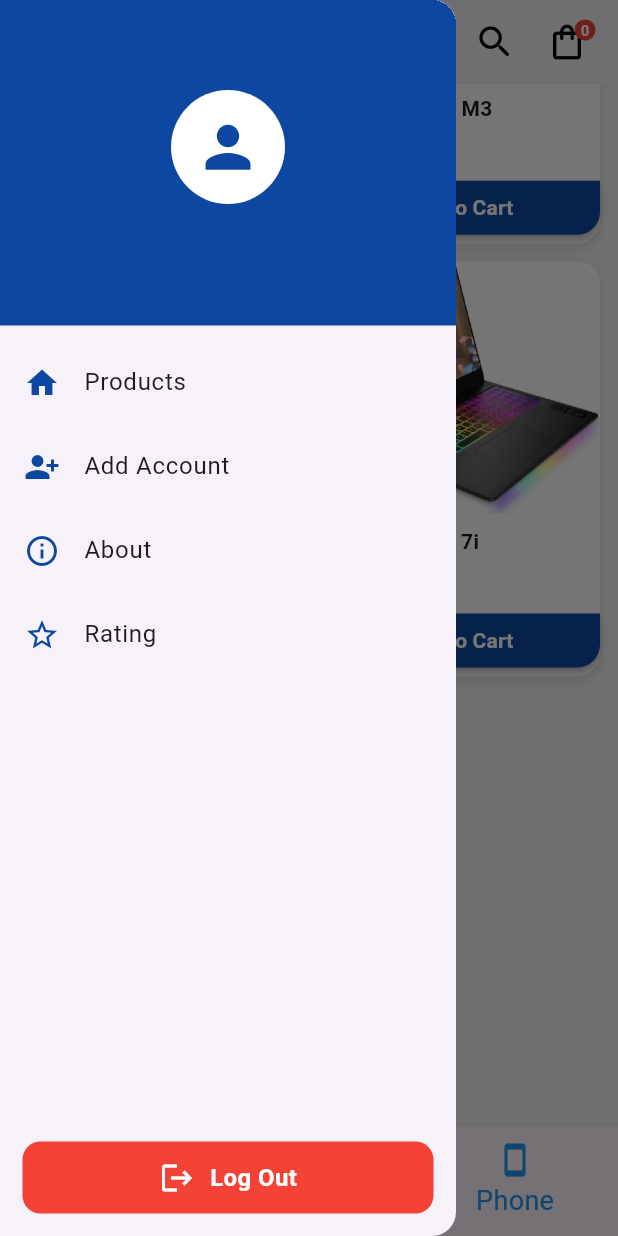
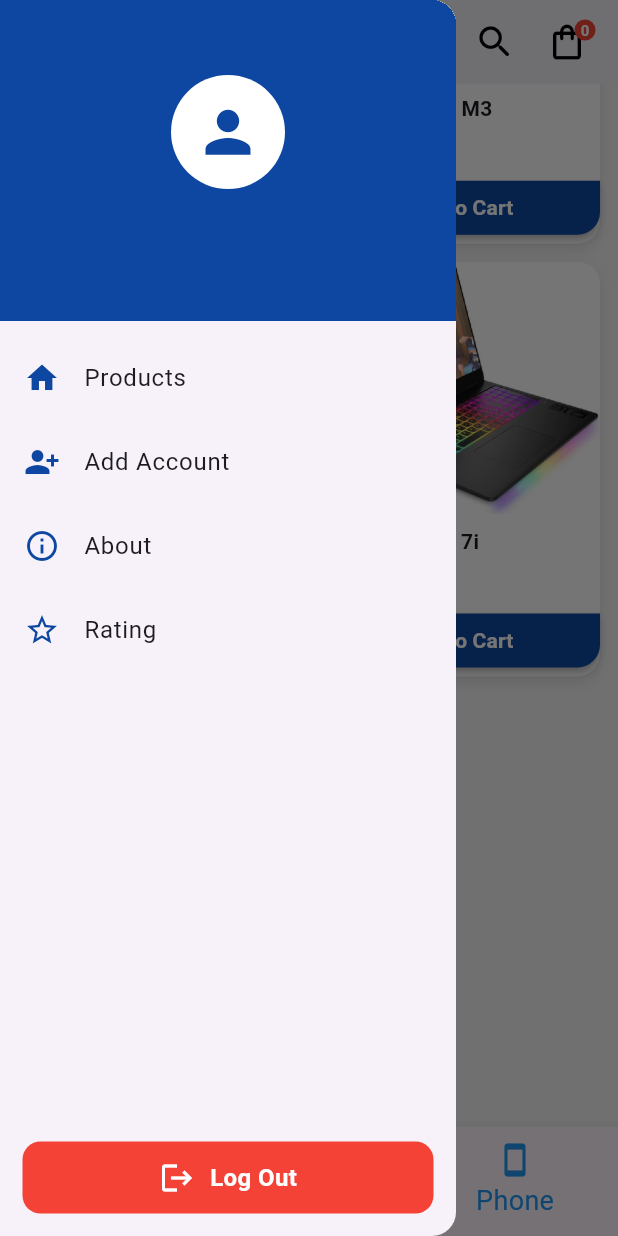
Before and after one commit to IbrahimJamal1/Flutter-Shopping-App, a Flutter app: the Home screen opened by its route, scrolled down 182 dp, after a tap on the "menu" icon, on a phone screen of 412 x 824 dp. Run offline on Flutter 3.47's test engine with Material 3 defaults, Android fonts, the light colour scheme and no system bars; our stand-ins replace cloud_firestore, firebase_auth, firebase_core, google_sign_in; accounts and stored records are empty.

Commit message:
update cart and provider

```diff
--- a/lib/home.dart
+++ b/lib/home.dart
@@ -1,3 +1,4 @@
+import 'package:ecommerce/laptop.dart';
 import 'package:ecommerce/tv.dart';
 import 'package:firebase_auth/firebase_auth.dart';
 import 'package:flutter/material.dart';
@@ -14,22 +15,23 @@ class Home extends StatefulWidget {
   State<Home> createState() => _HomeState();
 }
 
-List<Widget> bottomnavig = [
-
-  LaptopScreen(),
-  Tv(),
-  Phone(),
-
-];
-
+List<Widget> bottomnavig = [LaptopScreen(), Tv(), Phone()];
 
 class _HomeState extends State<Home> {
+
+  List cartItems = [];
+
+  void addToCart(Map product) {
+    cartItems.add(product);
+  }
+
   int rating = 0;
   int selectindec = 0;
   @override
+  Widget build(BuildContext context) {
 
-  Widget build(BuildContext context) {
     final user = context.watch<UserProvider>();
+
     return Scaffold(
       bottomNavigationBar: BottomNavigationBar(
         currentIndex: selectindec,
@@ -71,11 +73,7 @@ class _HomeState extends State<Home> {
         ),
         leading: Builder(
           builder: (context) => IconButton(
-            icon: const Icon(
-              Icons.menu_rounded,
-              color: Colors.black,
-              size: 30,
-            ),
+            icon: const Icon(Icons.menu_rounded, color: Colors.black, size: 30),
             onPressed: () {
               Scaffold.of(context).openDrawer();
             },
@@ -84,10 +82,7 @@ class _HomeState extends State<Home> {
         actions: [
           IconButton(
             onPressed: () {
-              showSearch(
-                context: context,
-                delegate: Search(),
-              );
+              showSearch(context: context, delegate: Search());
             },
             icon: const Icon(
               Icons.search_rounded,
@@ -139,15 +134,13 @@ class _HomeState extends State<Home> {
       drawer: Drawer(
         child: Column(
           children: [
-
             /// HEADER
             Container(
               width: double.infinity,
-              padding: const EdgeInsets.only(top: 60, bottom: 20),
+              padding: const EdgeInsets.only(top: 50, bottom: 20),
               color: const Color(0xFF0D47A1),
               child: Column(
                 children: [
-
                   const CircleAvatar(
                     radius: 38,
                     backgroundColor: Colors.white,
@@ -164,7 +157,7 @@ class _HomeState extends State<Home> {
                     user.name,
                     style: const TextStyle(
                       color: Colors.white,
-                      fontSize: 19,
+                      fontSize: 20,
                       fontWeight: FontWeight.bold,
                     ),
                   ),
@@ -173,10 +166,7 @@ class _HomeState extends State<Home> {
 
                   Text(
                     user.email,
-                    style: const TextStyle(
-                      color: Colors.white70,
-                      fontSize: 13,
-                    ),
+                    style: const TextStyle(color: Colors.white70, fontSize: 17),
                   ),
                 ],
               ),
@@ -195,7 +185,10 @@ class _HomeState extends State<Home> {
 
             /// ADD ACCOUNT
             ListTile(
-              leading: const Icon(Icons.person_add_alt_1, color: Color(0xFF0D47A1)),
+              leading: const Icon(
+                Icons.person_add_alt_1,
+                color: Color(0xFF0D47A1),
+              ),
               title: const Text("Add Account"),
               onTap: () {
                 Navigator.of(context).pushNamed("main");
@@ -234,7 +227,9 @@ class _HomeState extends State<Home> {
                 showModalBottomSheet(
                   context: context,
                   shape: const RoundedRectangleBorder(
-                    borderRadius: BorderRadius.vertical(top: Radius.circular(20)),
+                    borderRadius: BorderRadius.vertical(
+                      top: Radius.circular(20),
+                    ),
                   ),
                   builder: (context) {
                     return StatefulBuilder(
@@ -274,12 +269,11 @@ class _HomeState extends State<Home> {
             Padding(
               padding: const EdgeInsets.all(15),
               child: InkWell(
-
                 onTap: () async {
                   context.read<UserProvider>().logout();
                   await FirebaseAuth.instance.signOut();
 
-                  GoogleSignIn googleSignIn = GoogleSignIn.instance  ;
+                  GoogleSignIn googleSignIn = GoogleSignIn.instance;
                   googleSignIn.disconnect();
 
                   Navigator.pushReplacementNamed(context, "log");
@@ -309,133 +303,12 @@ class _HomeState extends State<Home> {
                 ),
               ),
             ),
-
           ],
         ),
       ),
 
       body: bottomnavig.elementAt(selectindec),
-    );
-  }
-}
 
-class LaptopScreen extends StatelessWidget {
-  const LaptopScreen({super.key});
-
-  @override
-  Widget build(BuildContext context) {
-    return GridView.builder(
-      padding: const EdgeInsets.all(12),
-      itemCount: laptopDev.length,
-      gridDelegate: const SliverGridDelegateWithFixedCrossAxisCount(
-        crossAxisCount: 2,
-        crossAxisSpacing: 12,
-        mainAxisSpacing: 12,
-        childAspectRatio: 0.68,
-      ),
-      itemBuilder: (context, index) {
-        return Container(
-          decoration: BoxDecoration(
-            color: Colors.white,
-            borderRadius: BorderRadius.circular(15),
-            boxShadow: [
-              BoxShadow(
-                color: Colors.black.withOpacity(0.1),
-                blurRadius: 8,
-                offset: const Offset(0, 4),
-              ),
-            ],
-          ),
-          child: Column(
-            crossAxisAlignment: CrossAxisAlignment.start,
-            children: [
-
-              /// IMAGE
-              Expanded(
-                child: ClipRRect(
-                  borderRadius: const BorderRadius.only(
-                    topLeft: Radius.circular(15),
-                    topRight: Radius.circular(15),
-                  ),
-                  child: Image.asset(
-                    laptopDev[index]["imag"],
-                    width: double.infinity,
-                    fit: BoxFit.cover,
-                  ),
-                ),
-              ),
-
-              const SizedBox(height: 8),
-
-              /// NAME
-              Padding(
-                padding: const EdgeInsets.symmetric(horizontal: 8),
-                child: Text(
-                  laptopDev[index]["name"],
-                  maxLines: 1,
-                  overflow: TextOverflow.ellipsis,
-                  style: const TextStyle(
-                    fontWeight: FontWeight.bold,
-                    fontSize: 14,
-                  ),
-                ),
-              ),
-
-              const SizedBox(height: 4),
-
-              /// PRICE
-              Padding(
-                padding: const EdgeInsets.symmetric(horizontal: 8),
-                child: Text(
-                  "${laptopDev[index]["price"]} \$",
-                  style: const TextStyle(
-                    color: Colors.green,
-                    fontWeight: FontWeight.bold,
-                  ),
-                ),
-              ),
-
-              const SizedBox(height: 8),
-
-              /// BUTTON
-              SizedBox(
-                width: double.infinity,
-                child: MaterialButton(
-                  onPressed: () {
-                    context.read<CartProvider>().addcart(
-                      laptopDev[index]["price"],
-                      laptopDev[index]["name"],
-                      laptopDev[index]["imag"],
-                    );
-
-                    ScaffoldMessenger.of(context).showSnackBar(
-                      const SnackBar(
-                        content: Text("Added to cart ✅"),
-                        duration: Duration(seconds: 1),
-                      ),
-                    );
-                  },
-                  color: const Color(0xFF0D47A1),
-                  shape: const RoundedRectangleBorder(
-                    borderRadius: BorderRadius.only(
-                      bottomLeft: Radius.circular(15),
-                      bottomRight: Radius.circular(15),
-                    ),
-                  ),
-                  child: const Text(
-                    "Add to Cart",
-                    style: TextStyle(
-                      fontSize: 14,
-                      color: Colors.white,
-                      fontWeight: FontWeight.bold,
-                    ),
-                  ),
-                ),
-              ),
-            ],
-          ),
-        );
-      },
     );
   }
 }
@@ -474,13 +347,17 @@ class Search extends SearchDelegate {
       return item["name"].toLowerCase().contains(query.toLowerCase());
     }).toList();
 
-    filtered.addAll(phoneDev.where((item) {
-      return item["name"].toLowerCase().contains(query.toLowerCase());
-    }).toList());
+    filtered.addAll(
+      phoneDev.where((item) {
+        return item["name"].toLowerCase().contains(query.toLowerCase());
+      }).toList(),
+    );
 
-    filtered.addAll(tvDev.where((item) {
-      return item["name"].toLowerCase().contains(query.toLowerCase());
-    }).toList());
+    filtered.addAll(
+      tvDev.where((item) {
+        return item["name"].toLowerCase().contains(query.toLowerCase());
+      }).toList(),
+    );
 
     if (query.isEmpty) {
       return Center(child: Text("Search Prodects..."));
--- /dev/null
+++ b/lib/laptop.dart
@@ -0,0 +1,125 @@
+import 'package:flutter/material.dart';
+import 'package:ecommerce/main.dart';
+import 'package:ecommerce/providerapp.dart';
+import 'package:provider/provider.dart';
+
+class LaptopScreen extends StatelessWidget {
+  const LaptopScreen({super.key});
+
+  @override
+  Widget build(BuildContext context) {
+    return GridView.builder(
+      padding: const EdgeInsets.all(12),
+      itemCount: laptopDev.length,
+      gridDelegate: const SliverGridDelegateWithFixedCrossAxisCount(
+        crossAxisCount: 2,
+        crossAxisSpacing: 12,
+        mainAxisSpacing: 12,
+        childAspectRatio: 0.68,
+      ),
+      itemBuilder: (context, index) {
+        return Container(
+          decoration: BoxDecoration(
+            color: Colors.white,
+            borderRadius: BorderRadius.circular(15),
+            boxShadow: [
+              BoxShadow(
+                color: Colors.black.withOpacity(0.1),
+                blurRadius: 8,
+                offset: const Offset(0, 4),
+              ),
+            ],
+          ),
+          child: Column(
+            crossAxisAlignment: CrossAxisAlignment.start,
+            children: [
+              /// IMAGE
+              Expanded(
+                child: ClipRRect(
+                  borderRadius: const BorderRadius.only(
+                    topLeft: Radius.circular(15),
+                    topRight: Radius.circular(15),
+                  ),
+                  child: Image.asset(
+                    laptopDev[index]["imag"],
+                    width: double.infinity,
+                    fit: BoxFit.cover,
+                  ),
+                ),
+              ),
+
+              const SizedBox(height: 8),
+
+              /// NAME
+              Padding(
+                padding: const EdgeInsets.symmetric(horizontal: 8),
+                child: Text(
+                  laptopDev[index]["name"],
+                  maxLines: 1,
+                  overflow: TextOverflow.ellipsis,
+                  style: const TextStyle(
+                    fontWeight: FontWeight.bold,
+                    fontSize: 14,
+                  ),
+                ),
+              ),
+
+              const SizedBox(height: 4),
+
+              /// PRICE
+              Padding(
+                padding: const EdgeInsets.symmetric(horizontal: 8),
+                child: Text(
+                  "${laptopDev[index]["price"]} \$",
+                  style: const TextStyle(
+                    color: Colors.green,
+                    fontWeight: FontWeight.bold,
+                  ),
+                ),
+              ),
+
+              const SizedBox(height: 8),
+
+              /// BUTTON
+              SizedBox(
+                width: double.infinity,
+                child: MaterialButton(
+                  onPressed: () {
+
+                    context.read<CartProvider>().addcart(
+                      laptopDev[index]["price"],
+                      laptopDev[index]["name"],
+                      laptopDev[index]["imag"],
+                    );
+
+                    ScaffoldMessenger.of(context).showSnackBar(
+                      const SnackBar(
+                        content: Text("Added to cart ✅"),
+                        duration: Duration(seconds: 1),
+                      ),
+                    );
+                  },
+                  color: const Color(0xFF0D47A1),
+                  shape: const RoundedRectangleBorder(
+                    borderRadius: BorderRadius.only(
+                      bottomLeft: Radius.circular(15),
+                      bottomRight: Radius.circular(15),
+                    ),
+                  ),
+                  child: const Text(
+                    "Add to Cart",
+                    style: TextStyle(
+                      fontSize: 14,
+                      color: Colors.white,
+                      fontWeight: FontWeight.bold,
+                    ),
+                  ),
+                ),
+              ),
+            ],
+          ),
+        );
+      },
+    );
+  }
+}
```
Also changed, not shown: lib/cart.dart (+30 -54 lines), lib/providerapp.dart (+25 -8 lines).
